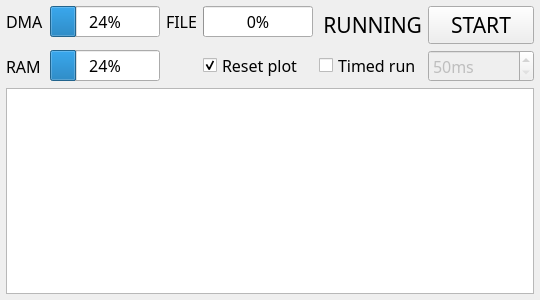
sevenreek/qtadqscope, file PrimaryControls.ui: the form before one commit.
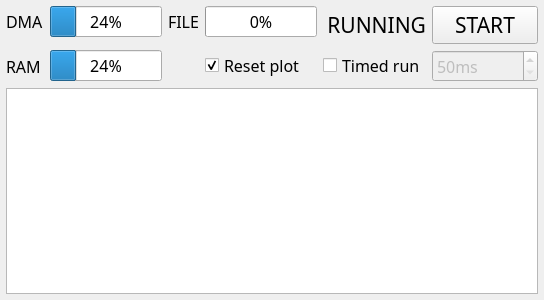
The form after the commit.

```diff
--- a/PrimaryControls.ui
+++ b/PrimaryControls.ui
@@ -6,7 +6,7 @@
    <rect>
     <x>0</x>
     <y>0</y>
-    <width>540</width>
+    <width>544</width>
     <height>300</height>
    </rect>
   </property>
```
Left out of the diff: 3 changed lines with no effect on the pictures.
